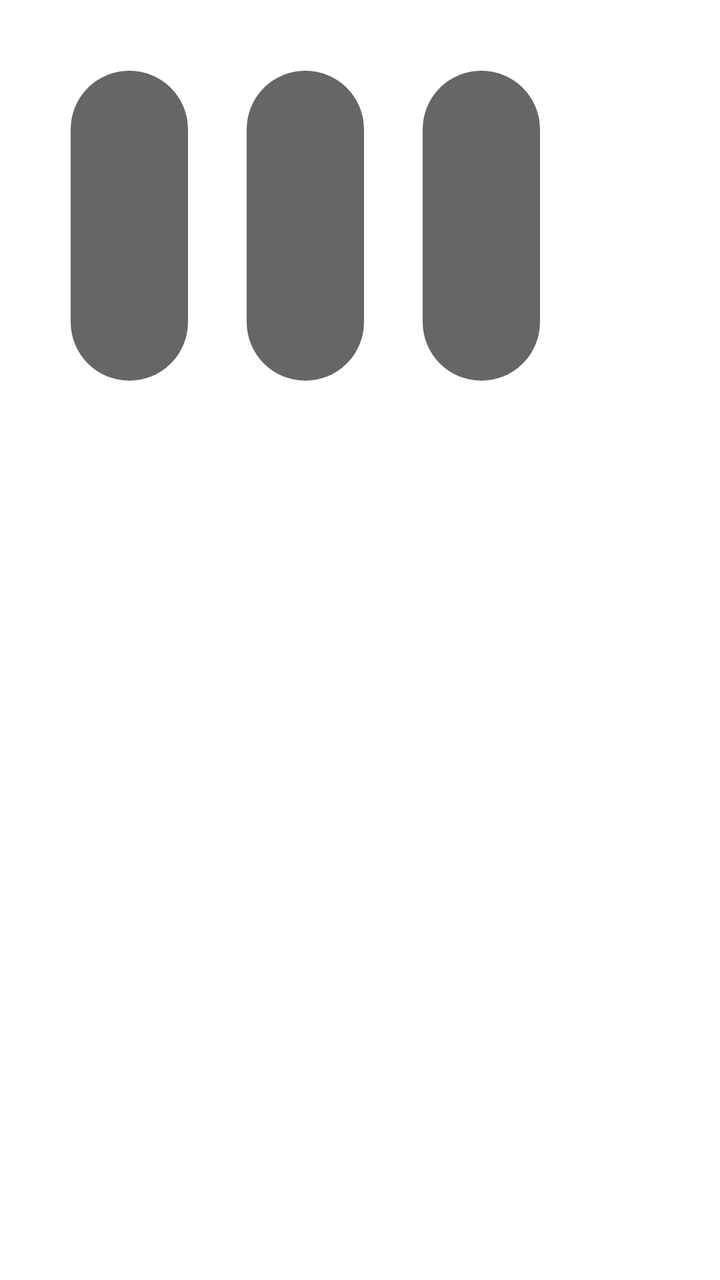
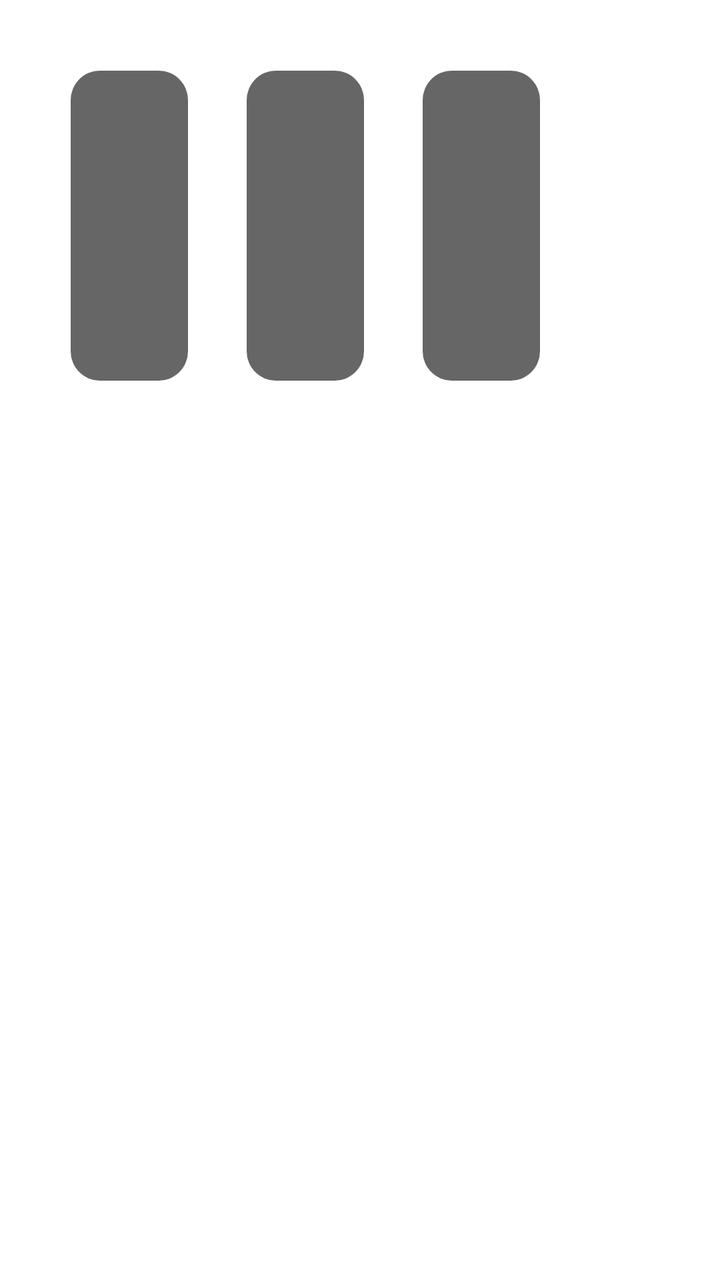

Before-and-after screenshots of an Android layout around one commit, followed by the original layout XML and the change that was made.
<!-- AndroidManifest.xml: application theme AppTheme.NoActionBar -->
<!-- res/layout/item_grid.xml -->
<?xml version="1.0" encoding="utf-8"?>
<FrameLayout xmlns:android="http://schemas.android.com/apk/res/android"
    android:layout_width="wrap_content"
    android:layout_height="wrap_content"
    android:background="@drawable/shape_thumb_radius"
    android:focusable="true"
    android:padding="@dimen/vs_1">

    <FrameLayout
        android:layout_width="@dimen/vs_214"
        android:layout_height="@dimen/vs_280">

        <ImageView
            android:id="@+id/ivThumb"
            android:layout_width="match_parent"
            android:layout_height="match_parent"
            android:padding="@dimen/vs_1"
            android:scaleType="fitXY" />

        <LinearLayout
            android:layout_width="wrap_content"
            android:layout_height="wrap_content"
            android:layout_marginLeft="@dimen/vs_5"
            android:layout_marginTop="@dimen/vs_5"
            android:layout_marginRight="@dimen/vs_5"
            android:orientation="horizontal">

            <TextView
                android:id="@+id/tvYear"
                android:layout_width="wrap_content"
                android:layout_height="wrap_content"
                android:layout_marginEnd="@dimen/vs_5"
                android:layout_marginRight="@dimen/vs_5"
                android:background="@drawable/shape_thumb_year"
                android:ellipsize="end"
                android:gravity="center"
                android:paddingLeft="@dimen/vs_5"
                android:paddingRight="@dimen/vs_5"
                android:singleLine="true"
                android:textColor="@android:color/white"
                android:textSize="@dimen/ts_20" />

            <TextView
                android:id="@+id/tvArea"
                android:layout_width="wrap_content"
                android:layout_height="wrap_content"
                android:layout_marginEnd="@dimen/vs_5"
                android:layout_marginRight="@dimen/vs_5"
                android:background="@drawable/shape_thumb_year"
                android:ellipsize="end"
                android:gravity="center"
                android:paddingLeft="@dimen/vs_5"
                android:paddingRight="@dimen/vs_5"
                android:singleLine="true"
                android:textColor="@android:color/white"
                android:textSize="@dimen/ts_20" />

            <TextView
                android:id="@+id/tvLang"
                android:layout_width="wrap_content"
                android:layout_height="wrap_content"
                android:layout_marginEnd="@dimen/vs_5"
                android:layout_marginRight="@dimen/vs_5"
                android:background="@drawable/shape_thumb_year"
                android:ellipsize="end"
                android:gravity="center"
                android:paddingLeft="@dimen/vs_5"
                android:paddingRight="@dimen/vs_5"
                android:singleLine="true"
                android:textColor="@android:color/white"
                android:textSize="@dimen/ts_20" />

        </LinearLayout>


        <LinearLayout
            android:layout_width="match_parent"
            android:layout_height="wrap_content"
            android:layout_gravity="bottom"
            android:orientation="vertical"
            android:padding="@dimen/vs_1">

            <TextView
                android:id="@+id/tvNote"
                android:layout_width="wrap_content"
                android:layout_height="wrap_content"
                android:layout_gravity="bottom"
                android:layout_marginLeft="@dimen/vs_5"
                android:layout_marginRight="@dimen/vs_5"
                android:layout_marginBottom="@dimen/vs_5"
                android:background="@drawable/shape_thumb_note"
                android:ellipsize="end"
                android:gravity="center"
                android:paddingLeft="@dimen/vs_5"
                android:paddingRight="@dimen/vs_5"
                android:singleLine="true"
                android:textColor="@android:color/white"
                android:textSize="@dimen/ts_20" />

            <TextView
                android:id="@+id/tvName"
                android:layout_width="match_parent"
                android:layout_height="wrap_content"
                android:background="@drawable/shape_thumb_bottom_name"
                android:ellipsize="marquee"
                android:gravity="center"
                android:marqueeRepeatLimit="marquee_forever"
                android:padding="@dimen/vs_5"
                android:singleLine="true"
                android:text="Title"
                android:textColor="@android:color/white"
                android:textSize="@dimen/ts_22" />

            <TextView
                android:id="@+id/tvActor"
                android:layout_width="match_parent"
                android:layout_height="wrap_content"
                android:background="@drawable/shape_thumb_bottom_name"
                android:ellipsize="end"
                android:gravity="top"
                android:padding="@dimen/vs_5"
                android:singleLine="true"
                android:textColor="@android:color/white"
                android:textSize="@dimen/ts_16"
                android:visibility="gone" />
        </LinearLayout>

        <FrameLayout
            android:id="@+id/delFrameLayout"
            android:layout_width="match_parent"
            android:layout_height="match_parent"
            android:background="@drawable/shape_user_delete"
            android:layout_gravity="center"
            android:visibility="gone">

            <ImageView
                android:id="@+id/imageView"
                android:layout_width="@dimen/vs_80"
                android:layout_height="@dimen/vs_80"
                android:layout_gravity="center"
                android:layout_marginBottom="@dimen/vs_20"
                android:src="@drawable/icon_delete" />
        </FrameLayout>

    </FrameLayout>
</FrameLayout>
<!-- resources referenced by this layout -->
<resources>
  <dimen name="ts_16">16mm</dimen>
  <dimen name="ts_20">20mm</dimen>
  <dimen name="ts_22">22mm</dimen>
  <dimen name="vs_1">1mm</dimen>
  <dimen name="vs_20">20mm</dimen>
  <dimen name="vs_214">214mm</dimen>
  <dimen name="vs_280">280mm</dimen>
  <dimen name="vs_5">5mm</dimen>
  <dimen name="vs_80">80mm</dimen>
  <!-- drawable icon_delete (drawable) -->
  <vector android:height="24dp" android:tint="#FFFFFF"
      android:viewportHeight="24" android:viewportWidth="24"
      android:width="24dp" xmlns:android="http://schemas.android.com/apk/res/android">
    <path android:fillColor="@android:color/white" android:pathData="M6,19c0,1.1 0.9,2 2,2h8c1.1,0 2,-0.9 2,-2L18,7L6,7v12zM8,9h8v10L8,19L8,9zM15.5,4l-1,-1h-5l-1,1L5,4v2h14L19,4z"/>
  </vector>
  <!-- drawable shape_thumb_bottom_name (drawable) -->
  <?xml version="1.0" encoding="utf-8"?>
  <shape xmlns:android="http://schemas.android.com/apk/res/android">
      <corners
          android:bottomLeftRadius="@dimen/vs_14"
          android:bottomRightRadius="@dimen/vs_14" />
      <solid android:color="@color/color_000000_60" />
  </shape>
  <!-- drawable shape_thumb_note (drawable) -->
  <?xml version="1.0" encoding="utf-8"?>
  <shape xmlns:android="http://schemas.android.com/apk/res/android">
      <solid android:color="@color/color_000000_60" />
      <corners android:radius="@dimen/vs_5" />
  </shape>
  <!-- drawable shape_thumb_radius (drawable) -->
  <?xml version="1.0" encoding="utf-8"?>
  <selector xmlns:android="http://schemas.android.com/apk/res/android">
      <item android:state_focused="true">
          <shape>
              <corners android:radius="14px" />
              <stroke android:width="2mm" android:color="@color/color_FFFFFF" />
              <solid android:color="?attr/color_theme_40" />
          </shape>
      </item>
      <item android:state_focused="false">
          <shape>
              <corners android:radius="14px" />
              <solid android:color="#36ffffff"/>
          </shape>
      </item>
  </selector>
  <!-- drawable shape_thumb_year (drawable) -->
  <?xml version="1.0" encoding="utf-8"?>
  <shape xmlns:android="http://schemas.android.com/apk/res/android">
      <solid android:color="@color/color_000000_60" />
      <corners android:radius="@dimen/vs_5" />
  </shape>
  <!-- drawable shape_user_delete (drawable) -->
  <?xml version="1.0" encoding="UTF-8"?>
  <shape xmlns:android="http://schemas.android.com/apk/res/android" android:shape="rectangle" >
  
      <gradient
          android:startColor="@color/color_000000_30"
          android:centerColor="@color/color_000000_60"
          android:endColor="@color/color_000000_30"
          android:angle="90" />
       <corners
          android:radius="@dimen/vs_10"/>
  
  </shape>
  <style name="AppTheme.NoActionBar">
          <item name="android:windowActionBar">false</item>
          <item name="android:windowNoTitle">true</item>
          <item name="windowActionBar">false</item>
          <item name="android:windowFullscreen">true</item>//全屏即无通知栏
          <item name="android:windowContentOverlay">@null</item>//是否有遮盖
          <item name="windowNoTitle">true</item>
          
          
          <item name="android:windowBackground">@android:color/transparent</item>
      </style>
  <dimen name="vs_14">14mm</dimen>
  <color name="color_000000_60">#99000000</color>
  <color name="color_FFFFFF">#FFFFFF</color>
  <color name="color_000000_30">#48000000</color>
  <dimen name="vs_10">10mm</dimen>
</resources>

<!-- the commit's change to res/layout/item_grid.xml (unified diff, before → after) -->
@@ -15,7 +15,7 @@
             android:layout_width="match_parent"
             android:layout_height="match_parent"
             android:padding="@dimen/vs_1"
-            android:scaleType="fitXY" />
+            android:scaleType="centerCrop" />
 
         <LinearLayout
             android:layout_width="wrap_content"
<!-- resource entries referenced after the edit -->
@@ -19,30 +19,30 @@
   <?xml version="1.0" encoding="utf-8"?>
   <shape xmlns:android="http://schemas.android.com/apk/res/android">
       <corners
-          android:bottomLeftRadius="@dimen/vs_14"
-          android:bottomRightRadius="@dimen/vs_14" />
+          android:bottomLeftRadius="8.9mm"
+          android:bottomRightRadius="8.9mm" />
       <solid android:color="@color/color_000000_60" />
   </shape>
   <!-- drawable shape_thumb_note (drawable) -->
   <?xml version="1.0" encoding="utf-8"?>
   <shape xmlns:android="http://schemas.android.com/apk/res/android">
       <solid android:color="@color/color_000000_60" />
-      <corners android:radius="@dimen/vs_5" />
+      <corners android:radius="2.5mm" />
   </shape>
   <!-- drawable shape_thumb_radius (drawable) -->
   <?xml version="1.0" encoding="utf-8"?>
   <selector xmlns:android="http://schemas.android.com/apk/res/android">
       <item android:state_focused="true">
           <shape>
-              <corners android:radius="14px" />
-              <stroke android:width="2mm" android:color="@color/color_FFFFFF" />
+              <corners android:radius="8.9mm" />
+              <stroke android:width="1.6mm" android:color="?attr/color_theme" />
               <solid android:color="?attr/color_theme_40" />
           </shape>
       </item>
       <item android:state_focused="false">
           <shape>
-              <corners android:radius="14px" />
-              <solid android:color="#36ffffff"/>
+              <corners android:radius="8.9mm" />
+              <solid android:color="#14FFFFFF"/>
           </shape>
       </item>
   </selector>
@@ -50,7 +50,7 @@
   <?xml version="1.0" encoding="utf-8"?>
   <shape xmlns:android="http://schemas.android.com/apk/res/android">
       <solid android:color="@color/color_000000_60" />
-      <corners android:radius="@dimen/vs_5" />
+      <corners android:radius="2.5mm" />
   </shape>
   <!-- drawable shape_user_delete (drawable) -->
   <?xml version="1.0" encoding="UTF-8"?>
@@ -76,9 +76,7 @@
           
           <item name="android:windowBackground">@android:color/transparent</item>
       </style>
-  <dimen name="vs_14">14mm</dimen>
   <color name="color_000000_60">#99000000</color>
-  <color name="color_FFFFFF">#FFFFFF</color>
   <color name="color_000000_30">#48000000</color>
   <dimen name="vs_10">10mm</dimen>
 </resources>
